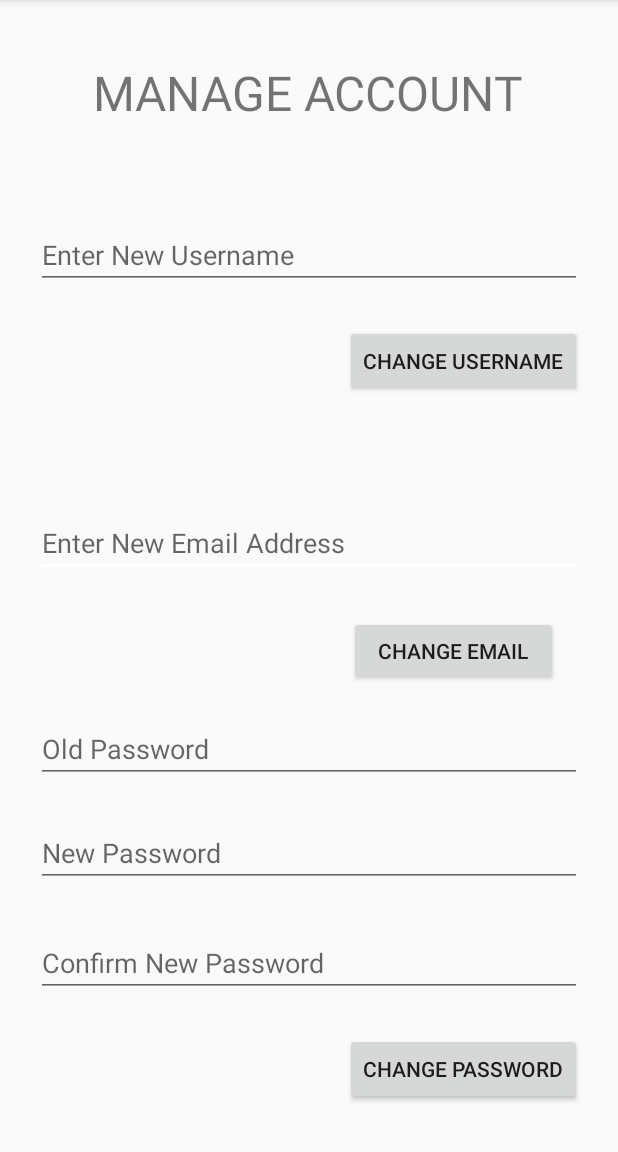
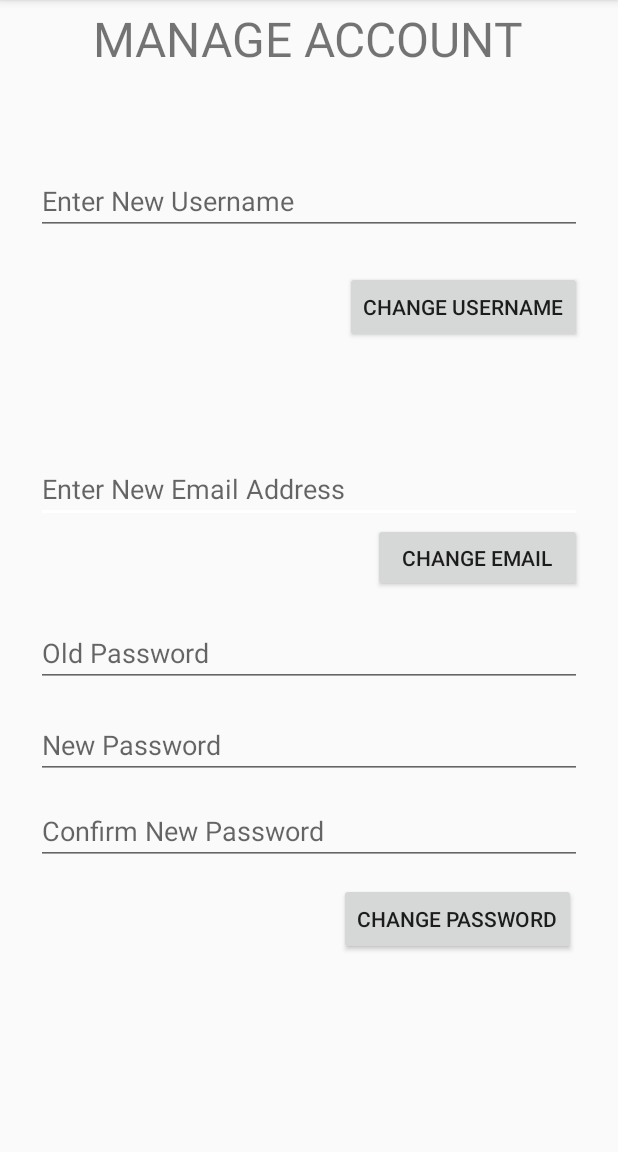
Before and after one commit to NBMavs/Tweeter, an Android app: the ManageAccount screen opened directly, with no data from a screen before it, after a tap on "CHANGE PASSWORD", on a phone screen of 412 x 824 dp, the part 84-1236 px from its top. Run offline under Robolectric (Android 15) with nearby library versions, the light colour scheme and no system bars; our stand-ins replace Firebase (no records; nobody signed in at launch, a user with empty details on screens opened directly); Roboto replaces fonts that are not available here.

Commit message:
Manage Account page
Signed-off-by: Nicholas Baum <nicholas,baum@mavs.uta.edu>

```diff
--- a/app/src/main/java/com/example/tweeter_v1/ManageAccount.kt
+++ b/app/src/main/java/com/example/tweeter_v1/ManageAccount.kt
@@ -47,7 +47,7 @@ class ManageAccount: AppCompatActivity() {
                 user!!.updateProfile(profileUpdates)
                     .addOnCompleteListener { task ->
                         if (task.isSuccessful) {
-                            Log.d("Profile_Update","User profile updated.")
+                            Log.d("Profile_Update","Username updated to $username.")
                         }
                     }
             }
@@ -78,23 +78,30 @@ class ManageAccount: AppCompatActivity() {
         }
 
         buttonChangePassword.setOnClickListener {
-            val username = editTextChangeUsername.text.toString()
+            val newpassword = editTextChangePassword.text.toString()
+            val newpassconfirm = editTextChangePasswordConfirm.text.toString()
 
-            if(username.isEmpty()) {
-                Toast.makeText(this, "Please enter a new username.", Toast.LENGTH_LONG).show()
-                return@setOnClickListener
+            if(newpassword != newpassconfirm) {
+            Toast.makeText(this, "Password and Password Confirm must match completely.", Toast.LENGTH_LONG).show()
+            return@setOnClickListener
             }
-            else
-            {
-                val profileUpdates = userProfileChangeRequest {
-                    displayName = username
+            else {
+                if (newpassword.isEmpty() || newpassconfirm.isEmpty()) {
+                    Toast.makeText(
+                        this,
+                        "Both password and new password must be entered.",
+                        Toast.LENGTH_LONG
+                    ).show()
+                    return@setOnClickListener
                 }
-                user!!.updateProfile(profileUpdates)
-                    .addOnCompleteListener { task ->
-                        if (task.isSuccessful) {
-                            Log.d("Profile_Update","User profile updated.")
+                else {
+                    user!!.updatePassword(newpassword)
+                        .addOnCompleteListener { task ->
+                            if (task.isSuccessful) {
+                                Log.d("Profile_Update", "User password updated.")
+                            }
                         }
-                    }
+                }
             }
         }
 
--- a/app/src/main/res/layout/manage_account.xml
+++ b/app/src/main/res/layout/manage_account.xml
@@ -35,8 +35,8 @@
         android:id="@+id/buttonChangePassword"
         android:layout_width="wrap_content"
         android:layout_height="wrap_content"
-        android:layout_marginTop="24dp"
-        android:layout_marginEnd="24dp"
+        android:layout_marginTop="12dp"
+        android:layout_marginEnd="28dp"
         android:text="Change Password"
         app:layout_constraintEnd_toEndOf="parent"
         app:layout_constraintTop_toBottomOf="@+id/editTextChangePasswordConfirm" />
@@ -46,7 +46,7 @@
         android:layout_width="0dp"
         android:layout_height="wrap_content"
         android:layout_marginStart="24dp"
-        android:layout_marginTop="212dp"
+        android:layout_marginTop="184dp"
         android:layout_marginEnd="24dp"
         android:ems="10"
         android:hint="Old Password"
@@ -61,12 +61,13 @@
         android:layout_width="0dp"
         android:layout_height="wrap_content"
         android:layout_marginStart="24dp"
-        android:layout_marginTop="24dp"
+        android:layout_marginTop="16dp"
         android:layout_marginEnd="24dp"
         android:ems="10"
         android:hint="New Password"
         android:inputType="textPassword"
         app:layout_constraintEnd_toEndOf="parent"
+        app:layout_constraintHorizontal_bias="1.0"
         app:layout_constraintStart_toStartOf="parent"
         app:layout_constraintTop_toBottomOf="@+id/editTextOldPassword" />
 
@@ -75,7 +76,7 @@
         android:layout_width="0dp"
         android:layout_height="wrap_content"
         android:layout_marginStart="24dp"
-        android:layout_marginTop="28dp"
+        android:layout_marginTop="12dp"
         android:layout_marginEnd="24dp"
         android:ems="10"
         android:hint="Confirm New Password"
@@ -103,7 +104,7 @@
         android:id="@+id/textViewManageAccountHeading"
         android:layout_width="wrap_content"
         android:layout_height="wrap_content"
-        android:layout_marginTop="40dp"
+        android:layout_marginTop="4dp"
         android:text="MANAGE ACCOUNT"
         android:textSize="32sp"
         app:layout_constraintEnd_toEndOf="parent"
@@ -123,8 +124,8 @@
 
     <TextView
         android:id="@+id/textViewEmailCurrent"
-        android:layout_width="180dp"
-        android:layout_height="25dp"
+        android:layout_width="187dp"
+        android:layout_height="29dp"
         android:layout_marginStart="112dp"
         android:layout_marginBottom="16dp"
         app:layout_constraintBottom_toTopOf="@+id/editTextChangeEmail"
@@ -136,12 +137,12 @@
         android:id="@+id/buttonChangeEmail"
         android:layout_width="139dp"
         android:layout_height="46dp"
-        android:layout_marginEnd="40dp"
+        android:layout_marginEnd="24dp"
         android:layout_marginBottom="20dp"
         android:text="Change Email"
         app:layout_constraintBottom_toTopOf="@+id/editTextOldPassword"
         app:layout_constraintEnd_toEndOf="parent"
         app:layout_constraintTop_toBottomOf="@+id/editTextChangeEmail"
-        app:layout_constraintVertical_bias="1.0" />
+        app:layout_constraintVertical_bias="0.0" />
 
 </androidx.constraintlayout.widget.ConstraintLayout>
```
